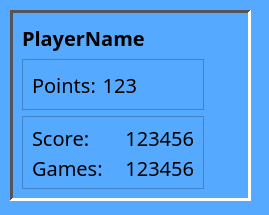
Above: src/playerstatusform.ui from KDE/lskat before the change. Below: the same form after it.
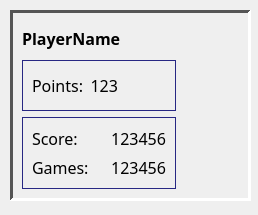
That is the form after the change. Icons and pictures are not drawn.

Commit message: Improved color and widget sizes.

The edit to the form file:
```diff
--- a/src/playerstatusform.ui
+++ b/src/playerstatusform.ui
@@ -8,13 +8,33 @@
    <rect>
     <x>0</x>
     <y>0</y>
-    <width>269</width>
+    <width>258</width>
     <height>215</height>
    </rect>
   </property>
   <property name="sizePolicy" >
    <sizepolicy>
-    <hsizetype>0</hsizetype>
+    <hsizetype>1</hsizetype>
+    <vsizetype>1</vsizetype>
+    <horstretch>0</horstretch>
+    <verstretch>0</verstretch>
+   </sizepolicy>
+  </property>
+  <property name="windowTitle" >
+   <string>Form</string>
+  </property>
+  <widget class="QFrame" name="frameStatus" >
+   <property name="geometry" >
+    <rect>
+     <x>10</x>
+     <y>10</y>
+     <width>241</width>
+     <height>191</height>
+    </rect>
+   </property>
+   <property name="sizePolicy" >
+    <sizepolicy>
+     <hsizetype>1</hsizetype>
     <vsizetype>1</vsizetype>
     <horstretch>0</horstretch>
     <verstretch>0</verstretch>
@@ -70,13 +90,13 @@
      </color>
      <color>
       <red>255</red>
-      <green>0</green>
-      <blue>0</blue>
+       <green>255</green>
+       <blue>255</blue>
      </color>
      <color>
-      <red>85</red>
-      <green>170</green>
-      <blue>255</blue>
+       <red>50</red>
+       <green>50</green>
+       <blue>170</blue>
      </color>
      <color>
       <red>0</red>
@@ -157,13 +177,13 @@
      </color>
      <color>
       <red>255</red>
-      <green>0</green>
-      <blue>0</blue>
+       <green>255</green>
+       <blue>255</blue>
      </color>
      <color>
-      <red>85</red>
-      <green>170</green>
-      <blue>255</blue>
+       <red>50</red>
+       <green>50</green>
+       <blue>170</blue>
      </color>
      <color>
       <red>0</red>
@@ -243,14 +263,14 @@
       <blue>128</blue>
      </color>
      <color>
-      <red>85</red>
-      <green>170</green>
-      <blue>255</blue>
+       <red>50</red>
+       <green>50</green>
+       <blue>170</blue>
      </color>
      <color>
-      <red>85</red>
-      <green>170</green>
-      <blue>255</blue>
+       <red>50</red>
+       <green>50</green>
+       <blue>170</blue>
      </color>
      <color>
       <red>0</red>
@@ -285,26 +305,6 @@
     </disabled>
    </palette>
   </property>
-  <property name="windowTitle" >
-   <string>Form</string>
-  </property>
-  <widget class="QFrame" name="frameStatus" >
-   <property name="geometry" >
-    <rect>
-     <x>10</x>
-     <y>10</y>
-     <width>241</width>
-     <height>191</height>
-    </rect>
-   </property>
-   <property name="sizePolicy" >
-    <sizepolicy>
-     <hsizetype>1</hsizetype>
-     <vsizetype>1</vsizetype>
-     <horstretch>0</horstretch>
-     <verstretch>0</verstretch>
-    </sizepolicy>
-   </property>
    <property name="frameShape" >
     <enum>QFrame::Panel</enum>
    </property>
@@ -344,7 +344,7 @@
          <property name="font" >
           <font>
            <family>Sans Serif</family>
-           <pointsize>15</pointsize>
+           <pointsize>12</pointsize>
            <weight>50</weight>
            <italic>false</italic>
            <bold>false</bold>
@@ -362,7 +362,7 @@
          <property name="font" >
           <font>
            <family>Sans Serif</family>
-           <pointsize>15</pointsize>
+           <pointsize>12</pointsize>
            <weight>50</weight>
            <italic>false</italic>
            <bold>false</bold>
@@ -425,7 +425,7 @@
          <property name="font" >
           <font>
            <family>Sans Serif</family>
-           <pointsize>15</pointsize>
+           <pointsize>12</pointsize>
            <weight>50</weight>
            <italic>false</italic>
            <bold>false</bold>
@@ -446,7 +446,7 @@
          <property name="font" >
           <font>
            <family>Sans Serif</family>
-           <pointsize>15</pointsize>
+           <pointsize>12</pointsize>
            <weight>50</weight>
            <italic>false</italic>
            <bold>false</bold>
@@ -464,7 +464,7 @@
          <property name="font" >
           <font>
            <family>Sans Serif</family>
-           <pointsize>15</pointsize>
+           <pointsize>12</pointsize>
            <weight>50</weight>
            <italic>false</italic>
            <bold>false</bold>
@@ -482,7 +482,7 @@
          <property name="font" >
           <font>
            <family>Sans Serif</family>
-           <pointsize>15</pointsize>
+           <pointsize>12</pointsize>
            <weight>50</weight>
            <italic>false</italic>
            <bold>false</bold>
@@ -540,7 +540,7 @@
       <property name="font" >
        <font>
         <family>Sans Serif</family>
-        <pointsize>15</pointsize>
+        <pointsize>12</pointsize>
         <weight>75</weight>
         <italic>false</italic>
         <bold>true</bold>
```
Lines whose indentation alone changed are shown as unchanged. The commit also changes 2 other files.
